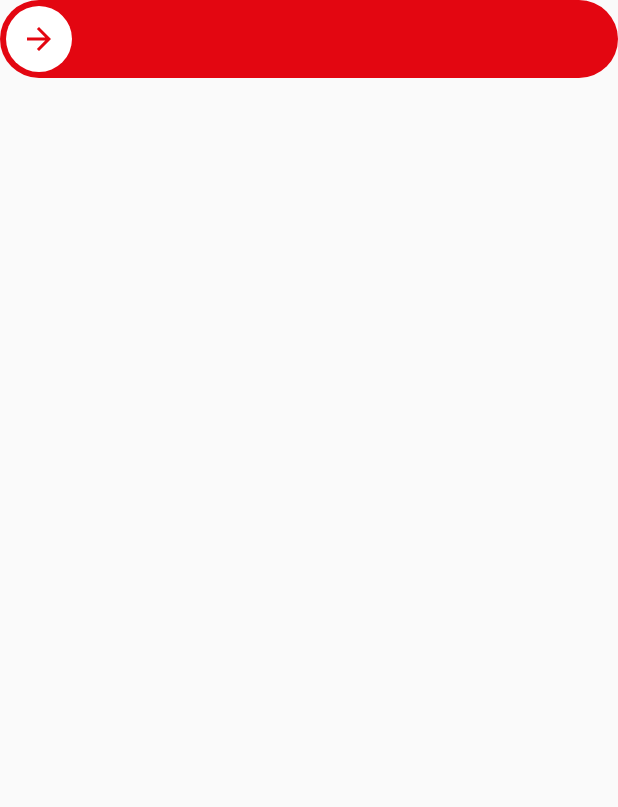
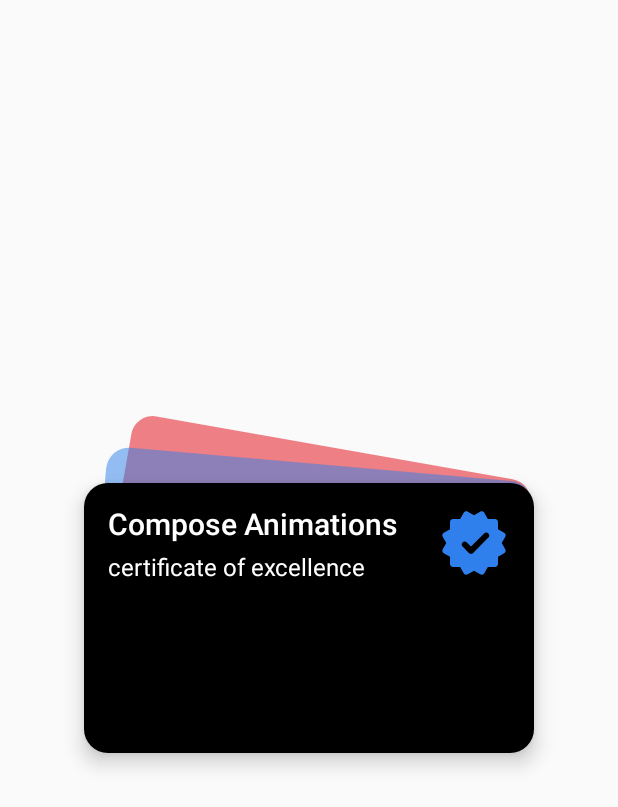
Before and after one commit to spinking/TetaComposeAnimationLesson, an Android app built with Jetpack Compose: the screen it shows after launch (MainActivity), on a phone screen of 412 x 824 dp. Shown: the top 807 px of the screen. Run offline under Robolectric (Android 15) with nearby library versions, the phone set to English and light mode, and no system bars; our stand-ins replace constraintlayout-compose.

Commit message:
added CardsScreen

```diff
--- a/app/src/main/java/studio/eyesthetics/tetaanimationcomposelesson/MainActivity.kt
+++ b/app/src/main/java/studio/eyesthetics/tetaanimationcomposelesson/MainActivity.kt
@@ -3,6 +3,7 @@ package studio.eyesthetics.tetaanimationcomposelesson
 import android.os.Bundle
 import androidx.activity.ComponentActivity
 import androidx.activity.compose.setContent
+import studio.eyesthetics.tetaanimationcomposelesson.ui.cards.CardsScreen
 import studio.eyesthetics.tetaanimationcomposelesson.ui.switch.SwitchScreen
 import studio.eyesthetics.tetaanimationcomposelesson.ui.theme.TetaAnimationComposeLessonTheme
 
@@ -11,7 +12,7 @@ class MainActivity : ComponentActivity() {
         super.onCreate(savedInstanceState)
         setContent {
             TetaAnimationComposeLessonTheme {
-                SwitchScreen()
+                CardsScreen()
             }
         }
     }
--- /dev/null
+++ b/app/src/main/java/studio/eyesthetics/tetaanimationcomposelesson/ui/cards/CardsCompanionObject.kt
@@ -0,0 +1,13 @@
+package studio.eyesthetics.tetaanimationcomposelesson.ui.cards
+
+object CardsCompanionObject {
+    const val DEFAULT_CARD_ROTATE_DEGREE = 0f
+    const val FIRST_CARD_ROTATE_DEGREE = 10f
+    const val SECOND_CARD_ROTATE_DEGREE = 5f
+    const val DEFAULT_CARD_ANIMATION_DELAY = 50L
+    const val FIRST_CARD_SCALE = 0.9f
+    const val SECOND_CARD_SCALE = 0.95f
+    const val DEFAULT_SCALE = 1f
+    const val VERTICAL_CARD_PADDING = 120f
+    val DEFAULT_OFFSET = 0f to 0f
+}
--- /dev/null
+++ b/app/src/main/java/studio/eyesthetics/tetaanimationcomposelesson/ui/cards/CardsScreen.kt
@@ -0,0 +1,166 @@
+package studio.eyesthetics.tetaanimationcomposelesson.ui.cards
+
+import androidx.compose.animation.core.*
+import androidx.compose.foundation.gestures.detectDragGestures
+import androidx.compose.foundation.interaction.*
+import androidx.compose.foundation.layout.Box
+import androidx.compose.foundation.layout.fillMaxSize
+import androidx.compose.runtime.*
+import androidx.compose.ui.Alignment
+import androidx.compose.ui.Modifier
+import androidx.compose.ui.graphics.TransformOrigin
+import androidx.compose.ui.graphics.graphicsLayer
+import androidx.compose.ui.input.pointer.pointerInput
+import androidx.compose.ui.platform.LocalDensity
+import androidx.compose.ui.res.stringResource
+import kotlinx.coroutines.delay
+import kotlinx.coroutines.launch
+import studio.eyesthetics.tetaanimationcomposelesson.R
+import studio.eyesthetics.tetaanimationcomposelesson.ui.custom.Card
+import studio.eyesthetics.tetaanimationcomposelesson.ui.custom.ExtendedCard
+import studio.eyesthetics.tetaanimationcomposelesson.ui.theme.ColorBlack
+import studio.eyesthetics.tetaanimationcomposelesson.ui.theme.ColorBlue50
+import studio.eyesthetics.tetaanimationcomposelesson.ui.theme.ColorRedMonza50
+
+@Composable
+fun CardsScreen() {
+    val scope = rememberCoroutineScope()
+    val localDensity = LocalDensity.current
+    val interactionSource = remember { MutableInteractionSource() }
+
+    //Transition animation
+    val firstCardOffset = remember { mutableStateOf(CardsCompanionObject.DEFAULT_OFFSET) }
+    val firstCardAnimatePositionX = animateFloatAsState(targetValue = firstCardOffset.value.first)
+    val firstCardAnimatePositionY = animateFloatAsState(targetValue = firstCardOffset.value.second)
+
+    val secondCardOffset = remember { mutableStateOf(CardsCompanionObject.DEFAULT_OFFSET) }
+    val secondCardAnimatePositionX = animateFloatAsState(targetValue = secondCardOffset.value.first)
+    val secondCardAnimatePositionY = animateFloatAsState(targetValue = secondCardOffset.value.second)
+
+    val thirdCardOffset = remember { mutableStateOf(CardsCompanionObject.DEFAULT_OFFSET) }
+    val thirdCardAnimatePositionX = animateFloatAsState(targetValue = thirdCardOffset.value.first)
+    val thirdCardAnimatePositionY = animateFloatAsState(targetValue = thirdCardOffset.value.second)
+
+    //Rotation animation
+    val firstCardRotate = remember { mutableStateOf(CardsCompanionObject.FIRST_CARD_ROTATE_DEGREE) }
+    val firstCardAnimateRotate = animateFloatAsState(targetValue = firstCardRotate.value)
+
+    val secondCardRotate = remember { mutableStateOf(CardsCompanionObject.SECOND_CARD_ROTATE_DEGREE) }
+    val secondCardAnimateRotate = animateFloatAsState(targetValue = secondCardRotate.value)
+
+    //Scale animation
+    val firstCardScale = remember { mutableStateOf(CardsCompanionObject.FIRST_CARD_SCALE) }
+    val firstCardAnimateScale = animateFloatAsState(targetValue = firstCardScale.value)
+
+    val secondCardScale = remember { mutableStateOf(CardsCompanionObject.SECOND_CARD_SCALE) }
+    val secondCardAnimateScale = animateFloatAsState(targetValue = secondCardScale.value)
+
+    LaunchedEffect(interactionSource) {
+        interactionSource.interactions.collect { interaction ->
+            when (interaction) {
+                is PressInteraction.Press -> {
+                    firstCardOffset.value = firstCardOffset.value.first to firstCardOffset.value.second - with(localDensity) { CardsCompanionObject.VERTICAL_CARD_PADDING * density * 2 }
+                    firstCardRotate.value = CardsCompanionObject.DEFAULT_CARD_ROTATE_DEGREE
+                    firstCardScale.value = CardsCompanionObject.DEFAULT_SCALE
+
+                    secondCardOffset.value = secondCardOffset.value.first to secondCardOffset.value.second - with(localDensity) { CardsCompanionObject.VERTICAL_CARD_PADDING * density }
+                    secondCardRotate.value = CardsCompanionObject.DEFAULT_CARD_ROTATE_DEGREE
+                    secondCardScale.value = CardsCompanionObject.DEFAULT_SCALE
+                }
+                is PressInteraction.Release -> {
+                    //Do this transformation when press off without drag
+                    firstCardOffset.value = CardsCompanionObject.DEFAULT_OFFSET
+                    firstCardRotate.value = CardsCompanionObject.FIRST_CARD_ROTATE_DEGREE
+                    firstCardScale.value = CardsCompanionObject.FIRST_CARD_SCALE
+
+                    secondCardOffset.value = CardsCompanionObject.DEFAULT_OFFSET
+                    secondCardRotate.value = CardsCompanionObject.SECOND_CARD_ROTATE_DEGREE
+                    secondCardScale.value = CardsCompanionObject.SECOND_CARD_SCALE
+
+                    thirdCardOffset.value = CardsCompanionObject.DEFAULT_OFFSET
+                }
+            }
+        }
+    }
+
+    Box(
+        modifier = Modifier.fillMaxSize()
+    ) {
+        Card(
+            color = ColorRedMonza50,
+            modifier = Modifier
+                .align(Alignment.Center)
+                .graphicsLayer {
+                    scaleX = firstCardAnimateScale.value
+                    scaleY = firstCardAnimateScale.value
+                    rotationZ = firstCardAnimateRotate.value
+                    transformOrigin = TransformOrigin(
+                        pivotFractionX = 1f,
+                        pivotFractionY = 0f
+                    )
+                    translationX = firstCardAnimatePositionX.value
+                    translationY = firstCardAnimatePositionY.value
+                }
+        )
+
+        Card(
+            color = ColorBlue50,
+            modifier = Modifier
+                .align(Alignment.Center)
+                .graphicsLayer {
+                    scaleX = secondCardAnimateScale.value
+                    scaleY = secondCardAnimateScale.value
+                    rotationZ = secondCardAnimateRotate.value
+                    transformOrigin = TransformOrigin(
+                        pivotFractionX = 1f,
+                        pivotFractionY = 0f
+                    )
+                    translationX = secondCardAnimatePositionX.value
+                    translationY = secondCardAnimatePositionY.value
+                }
+        )
+
+        ExtendedCard(
+            color = ColorBlack,
+            titleText = stringResource(R.string.cards_title),
+            subtitleText = stringResource(R.string.cards_subtitle),
+            modifier = Modifier
+                .align(Alignment.Center)
+                .graphicsLayer {
+                    translationX = thirdCardAnimatePositionX.value
+                    translationY = thirdCardAnimatePositionY.value
+                }
+                .pointerInput(Unit) {
+                    detectDragGestures(
+                        onDrag = { change, dragAmount ->
+                            scope.launch {
+                                thirdCardOffset.value = thirdCardOffset.value.first + dragAmount.x to thirdCardOffset.value.second + dragAmount.y
+
+                                delay(CardsCompanionObject.DEFAULT_CARD_ANIMATION_DELAY)
+                                secondCardOffset.value = secondCardOffset.value.first + dragAmount.x to secondCardOffset.value.second + dragAmount.y
+
+                                delay(CardsCompanionObject.DEFAULT_CARD_ANIMATION_DELAY)
+                                firstCardOffset.value = firstCardOffset.value.first + dragAmount.x to firstCardOffset.value.second + dragAmount.y
+                            }
+                        },
+                        onDragEnd = {
+                            scope.launch {
+                                thirdCardOffset.value = CardsCompanionObject.DEFAULT_OFFSET
+
+                                delay(CardsCompanionObject.DEFAULT_CARD_ANIMATION_DELAY)
+                                secondCardOffset.value = CardsCompanionObject.DEFAULT_OFFSET
+                                secondCardRotate.value = CardsCompanionObject.SECOND_CARD_ROTATE_DEGREE
+                                secondCardScale.value = CardsCompanionObject.SECOND_CARD_SCALE
+
+                                delay(CardsCompanionObject.DEFAULT_CARD_ANIMATION_DELAY)
+                                firstCardOffset.value = CardsCompanionObject.DEFAULT_OFFSET
+                                firstCardRotate.value = CardsCompanionObject.FIRST_CARD_ROTATE_DEGREE
+                                firstCardScale.value = CardsCompanionObject.FIRST_CARD_SCALE
+                            }
+                        }
+                    )
+                },
+            interactionSource = interactionSource
+        )
+    }
+}
--- /dev/null
+++ b/app/src/main/java/studio/eyesthetics/tetaanimationcomposelesson/ui/custom/Card.kt
@@ -0,0 +1,27 @@
+package studio.eyesthetics.tetaanimationcomposelesson.ui.custom
+
+import androidx.compose.foundation.layout.height
+import androidx.compose.foundation.layout.width
+import androidx.compose.foundation.shape.RoundedCornerShape
+import androidx.compose.material.Surface
+import androidx.compose.runtime.Composable
+import androidx.compose.ui.CombinedModifier
+import androidx.compose.ui.Modifier
+import androidx.compose.ui.graphics.Color
+import androidx.compose.ui.unit.dp
+
+@Composable
+fun Card(
+    color: Color,
+    modifier: Modifier = Modifier
+) {
+    Surface(
+        color = color,
+        shape = RoundedCornerShape(16.dp),
+        modifier = CombinedModifier(modifier, Modifier
+            .width(300.dp)
+            .height(180.dp)
+        ),
+        content = {  }
+    )
+}
--- /dev/null
+++ b/app/src/main/java/studio/eyesthetics/tetaanimationcomposelesson/ui/custom/ExtendedCard.kt
@@ -0,0 +1,89 @@
+package studio.eyesthetics.tetaanimationcomposelesson.ui.custom
+
+import androidx.compose.foundation.Image
+import androidx.compose.foundation.interaction.MutableInteractionSource
+import androidx.compose.foundation.layout.fillMaxSize
+import androidx.compose.foundation.layout.height
+import androidx.compose.foundation.layout.padding
+import androidx.compose.foundation.layout.width
+import androidx.compose.foundation.shape.RoundedCornerShape
+import androidx.compose.material.ExperimentalMaterialApi
+import androidx.compose.material.MaterialTheme
+import androidx.compose.material.Surface
+import androidx.compose.material.Text
+import androidx.compose.runtime.Composable
+import androidx.compose.ui.CombinedModifier
+import androidx.compose.ui.Modifier
+import androidx.compose.ui.graphics.Color
+import androidx.compose.ui.res.painterResource
+import androidx.compose.ui.unit.dp
+import androidx.constraintlayout.compose.ConstraintLayout
+import androidx.constraintlayout.compose.Dimension
+import studio.eyesthetics.tetaanimationcomposelesson.R
+import studio.eyesthetics.tetaanimationcomposelesson.ui.theme.ColorWhite
+
+@OptIn(ExperimentalMaterialApi::class)
+@Composable
+fun ExtendedCard(
+    color: Color,
+    titleText: String,
+    subtitleText: String,
+    modifier: Modifier = Modifier,
+    interactionSource: MutableInteractionSource = MutableInteractionSource()
+) {
+    Surface(
+        onClick = {},
+        modifier = CombinedModifier(modifier, Modifier
+            .width(300.dp)
+            .height(180.dp)
+        ),
+        shape = RoundedCornerShape(16.dp),
+        color = color,
+        elevation = 8.dp,
+        interactionSource = interactionSource
+    ) {
+        ConstraintLayout(
+            modifier = Modifier
+                .fillMaxSize()
+                .padding(16.dp)
+        ) {
+            val (title, subtitle, icon) = createRefs()
+
+            Text(
+                text = titleText,
+                style = MaterialTheme.typography.h6,
+                color = ColorWhite,
+                modifier = Modifier.constrainAs(title) {
+                    start.linkTo(parent.start)
+                    end.linkTo(icon.start)
+                    top.linkTo(icon.top)
+                    width = Dimension.fillToConstraints
+                }
+            )
+
+            Text(
+                text = subtitleText,
+                style = MaterialTheme.typography.body1,
+                color = ColorWhite,
+                modifier = Modifier.constrainAs(subtitle) {
+                    start.linkTo(parent.start)
+                    top.linkTo(title.bottom, margin = 8.dp)
+                    end.linkTo(icon.start)
+                    width = Dimension.fillToConstraints
+                }
+            )
+
+            Image(
+                painter = painterResource(id = R.drawable.ic_badge),
+                contentDescription = null,
+                modifier = Modifier
+                    .width(48.dp)
+                    .height(48.dp)
+                    .constrainAs(icon) {
+                        top.linkTo(parent.top)
+                        end.linkTo(parent.end)
+                    }
+            )
+        }
+    }
+}
--- a/app/src/main/java/studio/eyesthetics/tetaanimationcomposelesson/ui/theme/Color.kt
+++ b/app/src/main/java/studio/eyesthetics/tetaanimationcomposelesson/ui/theme/Color.kt
@@ -9,3 +9,6 @@ val ColorGrayChateau = Color(0xFF969FA8)
 val ColorGrayNevada = Color(0xFF626c77)
 val ColorGrayAthens = Color(0xFFf2f3f7)
 val ColorBlack = Color(0xFF000000)
+
+val ColorRedMonza50 = Color(0x80e30611)
+val ColorBlue50 = Color(0x802f80ed)
--- a/app/src/main/java/studio/eyesthetics/tetaanimationcomposelesson/ui/theme/Type.kt
+++ b/app/src/main/java/studio/eyesthetics/tetaanimationcomposelesson/ui/theme/Type.kt
@@ -16,7 +16,7 @@ val Typography = Typography(
     body1 = TextStyle(
         fontFamily = FontFamily.Default,
         fontWeight = FontWeight.Normal,
-        fontSize = 20.sp
+        fontSize = 16.sp
     ),
     button = TextStyle(
         fontFamily = FontFamily.Default,
--- /dev/null
+++ b/app/src/main/res/drawable/ic_badge.xml
@@ -0,0 +1,10 @@
+<vector xmlns:android="http://schemas.android.com/apk/res/android"
+    android:width="48dp"
+    android:height="48dp"
+    android:viewportWidth="48"
+    android:viewportHeight="48">
+  <path
+      android:pathData="M3.144,19.876C2.591,18.919 2.919,17.696 3.876,17.144L8,14.763V10C8,8.896 8.895,8 10,8H14.762L17.143,3.876C17.696,2.919 18.919,2.592 19.876,3.144L24,5.525L28.124,3.144C29.081,2.591 30.304,2.919 30.856,3.876L33.238,8H38C39.104,8 40,8.896 40,10V14.763L44.124,17.144C45.081,17.696 45.409,18.919 44.856,19.876L42.475,24L44.856,28.125C45.409,29.081 45.081,30.304 44.124,30.857L40,33.238V38C40,39.105 39.104,40 38,40H33.238L30.856,44.125C30.304,45.081 29.081,45.409 28.124,44.857L24,42.475L19.876,44.857C18.919,45.409 17.696,45.081 17.143,44.125L14.762,40H10C8.895,40 8,39.105 8,38V33.238L3.876,30.857C2.919,30.304 2.591,29.081 3.144,28.125L5.525,24L3.144,19.876ZM16.414,23.586C17.195,22.805 18.462,22.805 19.243,23.586L22,26.343L30.757,17.586C31.538,16.805 32.805,16.805 33.586,17.586C34.367,18.367 34.367,19.633 33.586,20.414L23.414,30.586C22.633,31.367 21.367,31.367 20.586,30.586L16.414,26.414C15.633,25.633 15.633,24.367 16.414,23.586Z"
+      android:fillColor="#2F80ED"
+      android:fillType="evenOdd"/>
+</vector>
--- a/app/src/main/res/values/strings.xml
+++ b/app/src/main/res/values/strings.xml
@@ -1,3 +1,7 @@
 <resources>
     <string name="app_name">TetaAnimationComposeLesson</string>
+
+    <!--CardsScreen-->
+    <string name="cards_title">Compose Animations</string>
+    <string name="cards_subtitle">certificate of excellence</string>
 </resources>
```
